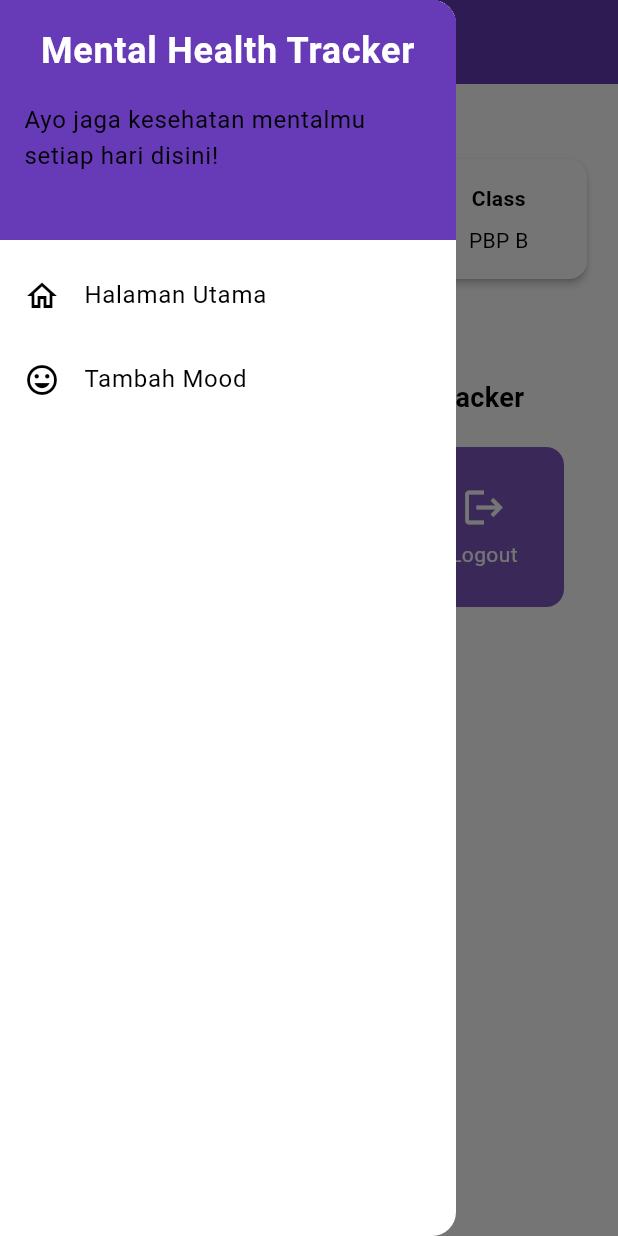
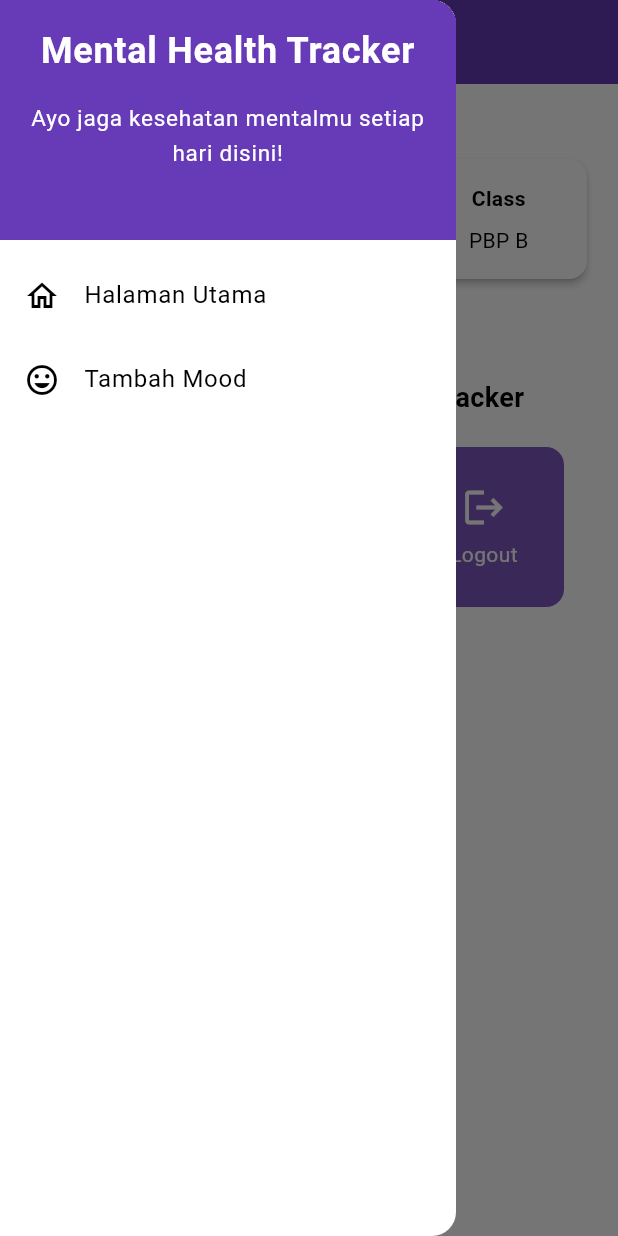
Before and after one commit to izycoder/mental-health-tracker-mobile, a Flutter app: the screen it shows after launch, with the side drawer open, on a phone screen of 412 x 824 dp. Run offline on Flutter 3.47's test engine with Material 3 defaults, Android fonts, the phone set to English and light mode, and no system bars.

Commit message:
tutorial 7 selesai + done semua todo

```diff
--- a/lib/widgets/left_drawer.dart
+++ b/lib/widgets/left_drawer.dart
@@ -1,6 +1,5 @@
 import 'package:flutter/material.dart';
 import 'package:mental_health_tracker/screens/menu.dart';
-// TODO: Impor halaman MoodEntryFormPage jika sudah dibuat
 class LeftDrawer extends StatelessWidget {
   const LeftDrawer({super.key});
 
@@ -28,7 +27,12 @@ class LeftDrawer extends StatelessWidget {
         Padding(padding: EdgeInsets.all(8)),
         Text(
           "Ayo jaga kesehatan mentalmu setiap hari disini!",
-          // TODO: Tambahkan gaya teks dengan center alignment, font ukuran 15, warna putih, dan weight biasa
+          textAlign: TextAlign.center,
+          style: TextStyle(
+            fontSize: 15,
+            color: Colors.white,
+            fontWeight: FontWeight.normal,
+          ),
         ),
       ],
     ),
```
